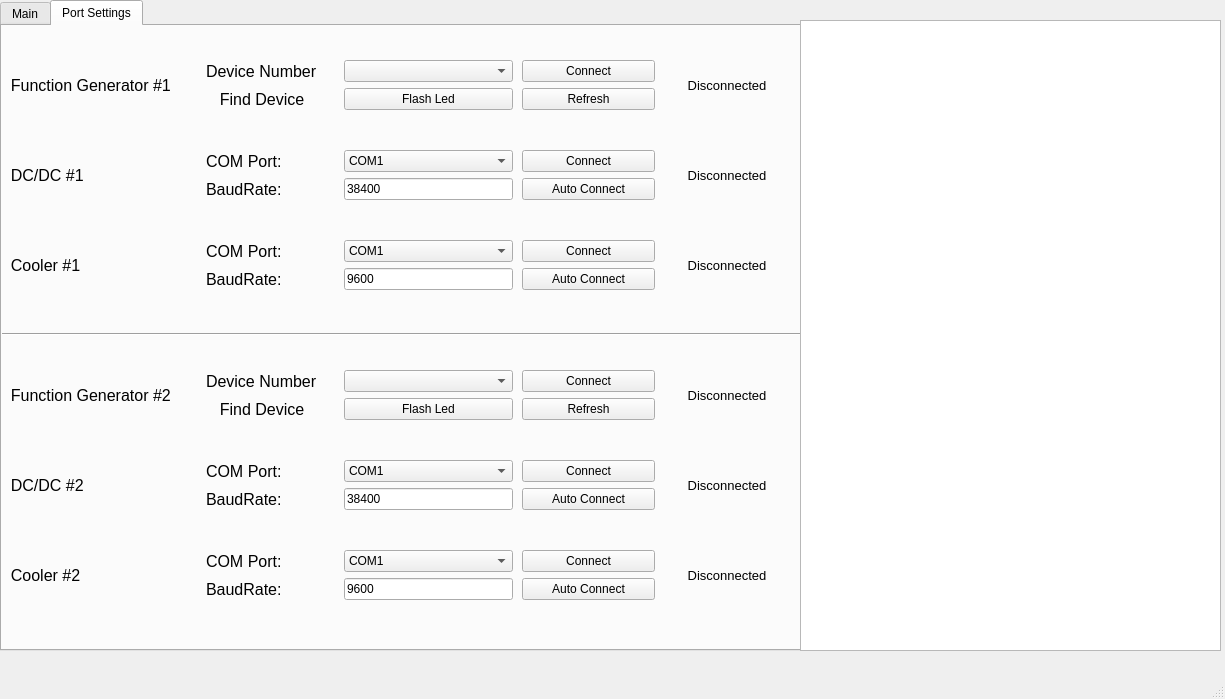
Qt form port_settings.ui (Kakon02/Integrated_IGBT_system) before a commit.
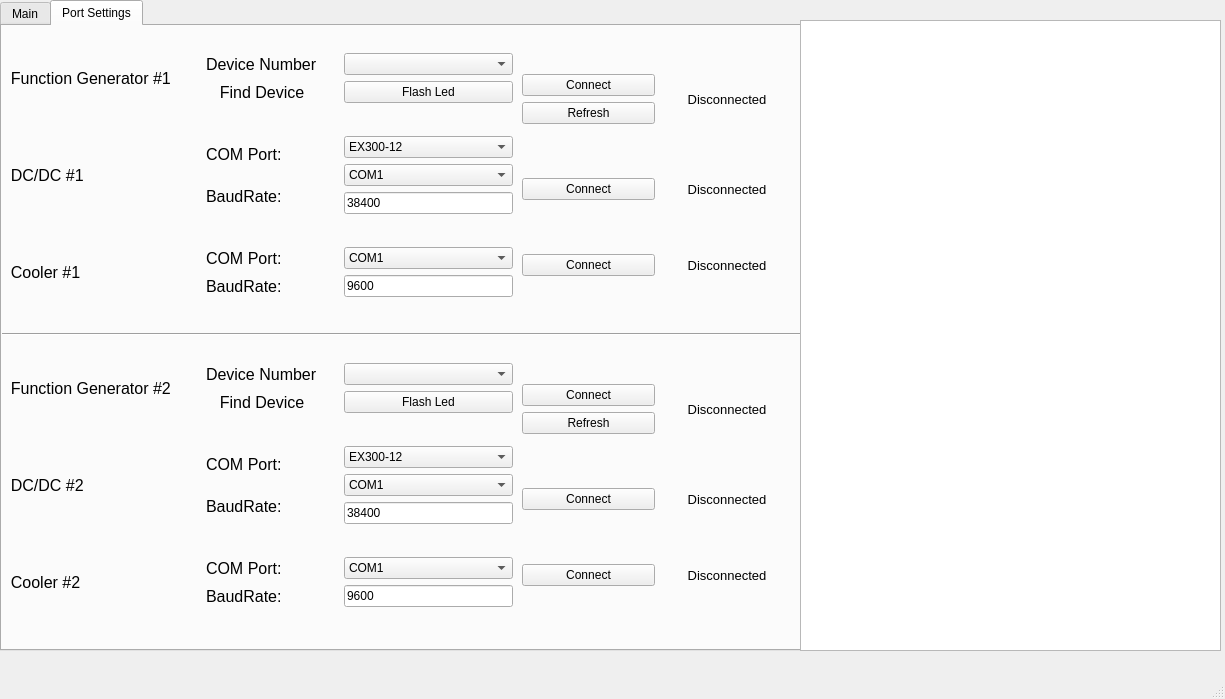
The same form after that commit. The open tabs and pages were chosen to show the change. Icons and pictures are not drawn.

Diff of the .ui file:
```diff
--- a/port_settings.ui
+++ b/port_settings.ui
@@ -721,13 +721,6 @@
            </property>
           </widget>
          </item>
-         <item>
-          <widget class="QPushButton" name="Cooler_AutoConnect_2">
-           <property name="text">
-            <string>Auto Connect</string>
-           </property>
-          </widget>
-         </item>
         </layout>
        </item>
        <item row="2" column="0">
@@ -739,13 +732,6 @@
            </property>
           </widget>
          </item>
-         <item>
-          <widget class="QPushButton" name="DCDC_AutoConnect_2">
-           <property name="text">
-            <string>Auto Connect</string>
-           </property>
-          </widget>
-         </item>
         </layout>
        </item>
        <item row="1" column="0">
@@ -921,6 +907,23 @@
        </item>
        <item row="1" column="2">
         <layout class="QVBoxLayout" name="verticalLayout_11">
+         <item>
+          <widget class="QComboBox" name="DCDC_Devices_1">
+           <property name="editable">
+            <bool>false</bool>
+           </property>
+           <item>
+            <property name="text">
+             <string>EX300-12</string>
+            </property>
+           </item>
+           <item>
+            <property name="text">
+             <string>DC61802F</string>
+            </property>
+           </item>
+          </widget>
+         </item>
          <item>
           <widget class="QComboBox" name="DCDC_COM_Port_1">
            <property name="editable">
@@ -1320,6 +1323,23 @@
        </item>
        <item row="1" column="2">
         <layout class="QVBoxLayout" name="verticalLayout_18">
+         <item>
+          <widget class="QComboBox" name="DCDC_Devices_2">
+           <property name="editable">
+            <bool>false</bool>
+           </property>
+           <item>
+            <property name="text">
+             <string>EX300-12</string>
+            </property>
+           </item>
+           <item>
+            <property name="text">
+             <string>DC61802F</string>
+            </property>
+           </item>
+          </widget>
+         </item>
          <item>
           <widget class="QComboBox" name="DCDC_COM_Port_2">
            <property name="editable">
@@ -1387,13 +1407,6 @@
            </property>
           </widget>
          </item>
-         <item>
-          <widget class="QPushButton" name="Cooler_AutoConnect_1">
-           <property name="text">
-            <string>Auto Connect</string>
-           </property>
-          </widget>
-         </item>
         </layout>
        </item>
        <item row="2" column="0">
@@ -1405,13 +1418,6 @@
            </property>
           </widget>
          </item>
-         <item>
-          <widget class="QPushButton" name="DCDC_AutoConnect_1">
-           <property name="text">
-            <string>Auto Connect</string>
-           </property>
-          </widget>
-         </item>
         </layout>
        </item>
        <item row="1" column="0">
```
